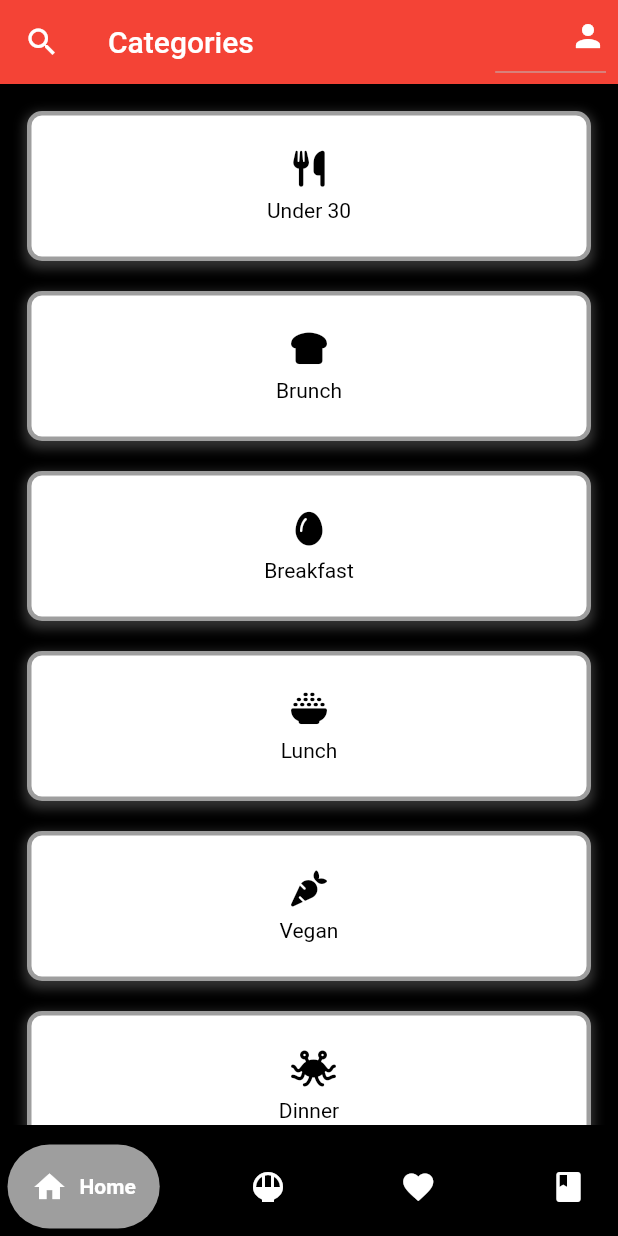
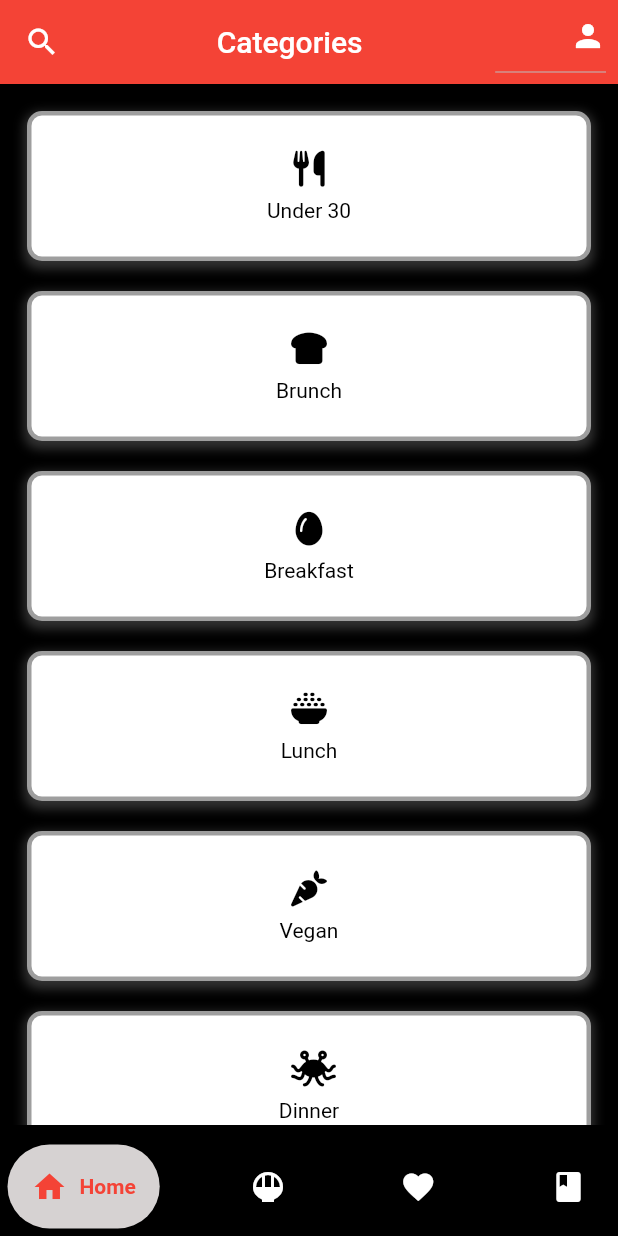
Before and after one commit to R-Pavi/Foodie, a Flutter app: the Categories screen opened directly, after a tap on "See All", on a phone screen of 412 x 824 dp. Run offline on Flutter 3.47's test engine with Material 2 defaults, Android fonts, the phone set to English and light mode, and no system bars; drawn by our look-alikes of google_nav_bar; our stand-ins replace carousel_slider, firebase_auth, firebase_core, font_awesome_flutter, video_player; accounts and stored records are empty; network calls fail.

Commit message:
Profile page done, made appbar and bottom nav bar as widget

```diff
--- a/lib/app_bar.dart
+++ b/lib/app_bar.dart
@@ -1,5 +1,6 @@
 import 'package:firebase_auth/firebase_auth.dart';
 import 'package:flutter/material.dart';
+import 'landing.dart';
 import 'pages/auth_page.dart';
 import 'profile.dart';
 import 'search.dart';
@@ -45,6 +46,7 @@ class _MyAppBarState extends State<MyAppBar> {
   @override
   Widget build(BuildContext context) {
     return AppBar(
+      backgroundColor: Colors.red,
       leading: IconButton(
         icon: const Icon(Icons.search),
         onPressed: () {
@@ -54,7 +56,7 @@ class _MyAppBarState extends State<MyAppBar> {
           );
         },
       ),
-      title: Text(widget.title),
+      title: Center(child: Text(widget.title)),
       actions: <Widget>[
         Padding(
           padding: const EdgeInsets.only(right: 8.0),
@@ -76,7 +78,8 @@ class _MyAppBarState extends State<MyAppBar> {
                       Navigator.push(
                         context,
                         MaterialPageRoute(
-                          builder: (context) => const ProfilePage(),
+                          builder: (context) => ProfilePage(
+                              email: FirebaseAuth.instance.currentUser?.email),
                         ),
                       );
                     } else if (value == 'logout') {
@@ -84,10 +87,25 @@ class _MyAppBarState extends State<MyAppBar> {
                       setState(() {
                         isLoggedIn = false;
                       });
+                      Navigator.pushReplacement(
+                        context,
+                        MaterialPageRoute(
+                            builder: (context) => const RecipeLandingPage()),
+                      );
                     }
                   },
                 )
-              : ElevatedButton(
+              : Padding(
+                padding: const EdgeInsets.only(right: 8.0, bottom: 2),
+                child: SizedBox(
+                    height: kToolbarHeight,
+                    child: Column(
+                      mainAxisAlignment: MainAxisAlignment.center,
+                      children: [
+                        SizedBox(
+                          width: 40.0,
+                          height: 40.0,
+                          child: IconButton(
                             onPressed: () {
                               Navigator.push(
                                 context,
@@ -102,8 +120,35 @@ class _MyAppBarState extends State<MyAppBar> {
                                 }
                               });
                             },
-                  child: const Text('Login/SignUp'),
+                            icon: const Icon(Icons.login),
                           ),
+                        ),
+                        const Text(
+                          'Login',
+                          style: TextStyle(fontSize: 12.0),
+                        ),
+                      ],
+                    ),
+                  ),
+              ),
+
+          // IconButton(
+          //     onPressed: () {
+          //       Navigator.push(
+          //         context,
+          //         MaterialPageRoute(
+          //           builder: (context) => const AuthPage(),
+          //         ),
+          //       ).then((value) {
+          //         if (value == true) {
+          //           setState(() {
+          //             isLoggedIn = true;
+          //           });
+          //         }
+          //       });
+          //     },
+          //     icon: const Icon(Icons.login),
+          //   ),
         )
       ],
     );
--- /dev/null
+++ b/lib/bottom_nav.dart
@@ -0,0 +1,54 @@
+import 'package:flutter/material.dart';
+import 'package:google_nav_bar/google_nav_bar.dart';
+import 'homepage.dart';
+import 'views/home.dart';
+
+class MyGNav extends StatelessWidget {
+  final int initialIndex; // Add this parameter
+
+  const MyGNav({Key? key, required this.initialIndex}) : super(key: key);
+
+  @override
+  Widget build(BuildContext context) {
+    return GNav(
+      backgroundColor: Colors.black,
+      color: Colors.white,
+      activeColor: Colors.red,
+      tabBackgroundColor: Color.fromARGB(255, 214, 210, 210),
+      gap: 8,
+      padding: const EdgeInsets.all(16),
+      tabMargin: const EdgeInsets.all(5),
+      selectedIndex: initialIndex, // Use the initial index here
+      tabs: [
+        GButton(
+          onPressed: () {
+            Navigator.push(
+              context,
+              MaterialPageRoute(builder: (context) => const RecipeHomePage()),
+            );
+          },
+          icon: Icons.home,
+          text: "Home",
+        ),
+        GButton(
+          onPressed: () {
+            Navigator.push(
+              context,
+              MaterialPageRoute(builder: (context) => const HomePage()),
+            );
+          },
+          icon: Icons.rice_bowl,
+          iconColor: Colors.white,
+          text: "Recipes",
+        ),
+        const GButton(icon: Icons.favorite, text: "Favourites"),
+        GButton(
+          onPressed: () {},
+          icon: Icons.book,
+          text: "Tips",
+        ),
+      ],
+
+    );
+  }
+}
--- a/lib/categories.dart
+++ b/lib/categories.dart
@@ -1,5 +1,6 @@
 import 'package:flutter/material.dart';
 import 'package:font_awesome_flutter/font_awesome_flutter.dart';
+import 'package:foodie/bottom_nav.dart';
 import 'package:google_nav_bar/google_nav_bar.dart';
 import 'app_bar.dart';
 import 'filtered.dart';
@@ -134,33 +135,7 @@ class Categories extends StatelessWidget {
           ),
         ),
       ),
-           bottomNavigationBar: GNav(
-          backgroundColor: Colors.black,
-          color: Colors.white,
-          activeColor: Colors.white,
-          tabBackgroundColor: Colors.grey,
-          gap: 8,
-          padding: const EdgeInsets.all(16),
-          tabMargin: const EdgeInsets.all(5),
-          tabs: [
-            GButton(
-                onPressed: () {
-                  Navigator.push(
-                    context,
-                    MaterialPageRoute(
-                        builder: (context) => const RecipeHomePage()),
-                  );
-                },
-                icon: Icons.home,
-                text: "Home"),
-            const GButton(
-              icon: Icons.rice_bowl,
-              iconColor: Colors.white,
-              text: "Recipes",
-            ),
-            const GButton(icon: Icons.favorite, text: "Favourites"),
-            const GButton(icon: Icons.book, text: "Tips"),
-          ]),
+           bottomNavigationBar: const MyGNav(initialIndex: 0),
     );
   }
 
--- a/lib/homepage.dart
+++ b/lib/homepage.dart
@@ -1,15 +1,11 @@
 import 'package:flutter/material.dart';
-
 import 'package:foodie/recipe_carousel.dart';
 import 'package:foodie/views/home.dart';
-import 'package:google_nav_bar/google_nav_bar.dart';
-
 import 'package:foodie/models/food_list_model.dart';
 import 'package:foodie/models/recipe.api.dart';
-import 'package:foodie/recipe_carousel.dart';
-
 import 'package:font_awesome_flutter/font_awesome_flutter.dart';
 import 'app_bar.dart';
+import 'bottom_nav.dart';
 import 'categories.dart';
 import 'filtered.dart';
 
@@ -50,10 +46,13 @@ class RecipeHomePageState extends State<RecipeHomePage> {
         children: [
           Row(children: const [
             Padding(
-              padding: EdgeInsets.only(top: 10.0, left: 10.0, bottom: 10),
+              padding: EdgeInsets.only(top: 13.0, left: 65.0, bottom: 10),
               child: Text(
                 "Wipe Your Drool and start cookin'...",
-                style: TextStyle(color: Colors.white, fontSize: 20),
+                style: TextStyle(
+                    color: Colors.white,
+                    fontSize: 20,
+                    fontWeight: FontWeight.bold),
               ),
             )
           ]),
@@ -169,13 +168,17 @@ class RecipeHomePageState extends State<RecipeHomePage> {
             ),
           ),
           const SizedBox(
-            height: 20,
+            height: 10,
+          ),
+          const Divider(
+            thickness: 1,
+            color: Colors.grey,
           ),
           Row(
             children: [
               const Padding(
                 padding: EdgeInsets.all(10.0),
-                child: Text("Recipes", style: TextStyle(color: Colors.white)),
+                child: Text("For You", style: TextStyle(color: Colors.white)),
               ),
               const Spacer(),
               Padding(
@@ -188,7 +191,7 @@ class RecipeHomePageState extends State<RecipeHomePage> {
                   onTap: () {
                     Navigator.push(
                       context,
-                      MaterialPageRoute(builder: (context) => HomePage()),
+                      MaterialPageRoute(builder: (context) => const HomePage()),
                     );
                   },
                 ),
@@ -202,42 +205,7 @@ class RecipeHomePageState extends State<RecipeHomePage> {
           ),
         ],
       ),
-      bottomNavigationBar: GNav(
-          backgroundColor: Colors.black,
-          color: Colors.white,
-          activeColor: Colors.white,
-          tabBackgroundColor: Colors.grey,
-          gap: 8,
-          padding: const EdgeInsets.all(16),
-          tabMargin: const EdgeInsets.all(5),
-          tabs: [
-            GButton(
-                onPressed: () {
-                  Navigator.push(
-                    context,
-                    MaterialPageRoute(
-                        builder: (context) => const RecipeHomePage()),
-                  );
-                },
-                icon: Icons.home,
-                text: "Home"),
-            const GButton(
-              icon: Icons.rice_bowl,
-              iconColor: Colors.white,
-              text: "Recipes",
-            ),
-            const GButton(icon: Icons.favorite, text: "Favourites"),
-            GButton(
-                onPressed: () {
-                  // Navigator.push(
-                  //   context,
-                  //   MaterialPageRoute(
-                  //       builder: (context) =>  TipsDetailsScreen()),
-                  // );
-                },
-                icon: Icons.book,
-                text: "Tips"),
-          ]),
+      bottomNavigationBar: const MyGNav(initialIndex: 0),
     );
   }
 
--- a/lib/landing.dart
+++ b/lib/landing.dart
@@ -135,7 +135,7 @@ class RecipeLandingPage extends StatelessWidget {
                           Navigator.push(
                             context,
                             MaterialPageRoute(
-                                builder: (context) => RecipeHomePage()),
+                                builder: (context) => const RecipeHomePage()),
                           );
                         },
                         child: const Text('Skip for now',
--- a/lib/main.dart
+++ b/lib/main.dart
@@ -10,6 +10,7 @@ void main() async {
   await Firebase.initializeApp(
     options: DefaultFirebaseOptions.currentPlatform,
   );
+
   runApp(const MyApp());
 }
 
--- a/lib/views/widgets/recipe_card.dart
+++ b/lib/views/widgets/recipe_card.dart
@@ -101,7 +101,7 @@ class RecipeCard extends StatelessWidget {
                   ),
                   Container(
                     padding: EdgeInsets.all(5),
-                    margin: EdgeInsets.all(10),
+                    margin: const EdgeInsets.all(10),
                     decoration: BoxDecoration(
                       color: Colors.black.withOpacity(0.2),
                       borderRadius: BorderRadius.circular(15),
--- a/pubspec.yaml
+++ b/pubspec.yaml
@@ -43,6 +43,7 @@ dependencies:
   firebase_core: ^2.10.0
   firebase_auth: ^4.4.2
   font_awesome_flutter: ^10.4.0
+  url_launcher: ^6.1.10
   # carousel_slider: ^4.2.1
 
 
@@ -77,6 +78,7 @@ flutter:
     - assets/images/landingpg5.jpeg
     - assets/images/landing.jpg
     - assets/images/logo1.png
+    - assets/images/profile_pic.png
 
 
   # An image asset can refer to one or more resolution-specific "variants", see
```
Also changed, not shown: lib/details.dart (+11 -22 lines), lib/filtered.dart (+4 -3 lines), lib/profile.dart (+38 -33 lines), lib/search.dart (+4 -3 lines), lib/views/home.dart (+8 -14 lines), lib/views/recipe_detail.dart (+4 -10 lines), assets/images/profile_pic.png (added), lib/fliter_sorting.dart (deleted), pubspec.lock, 5 other files. Lines whose indentation alone changed are shown as unchanged.
